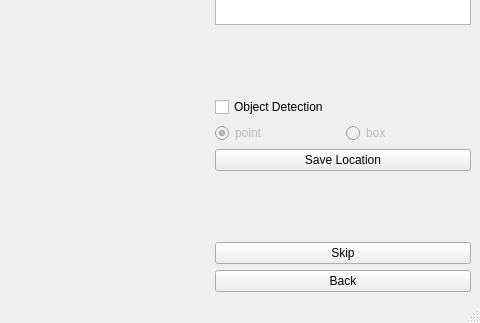
First picture: the form in main_window.ui, repository KarolBo/labeling_tool, before the edit; both pictures show x 320 to 800 and y 277 to 600 of the 800 by 600 pixel window.
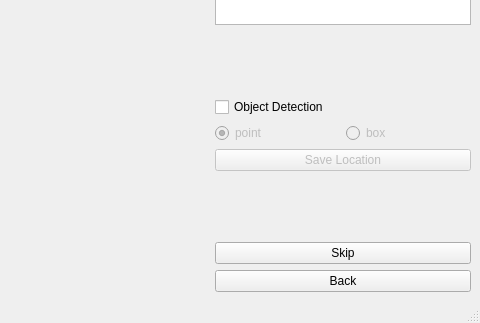
Second picture: the form after the edit. Custom widgets are drawn as their Qt base class.

Commit message: tested by Alex

```diff
--- a/main_window.ui
+++ b/main_window.ui
@@ -172,6 +172,12 @@
       </item>
       <item>
        <widget class="QPushButton" name="button_save_roi">
+        <property name="enabled">
+         <bool>false</bool>
+        </property>
+        <property name="focusPolicy">
+         <enum>Qt::NoFocus</enum>
+        </property>
         <property name="text">
          <string>Save Location</string>
         </property>
```
Left out of the diff: 42 changed lines with no effect on the pictures. The commit also changes 1 other file.
